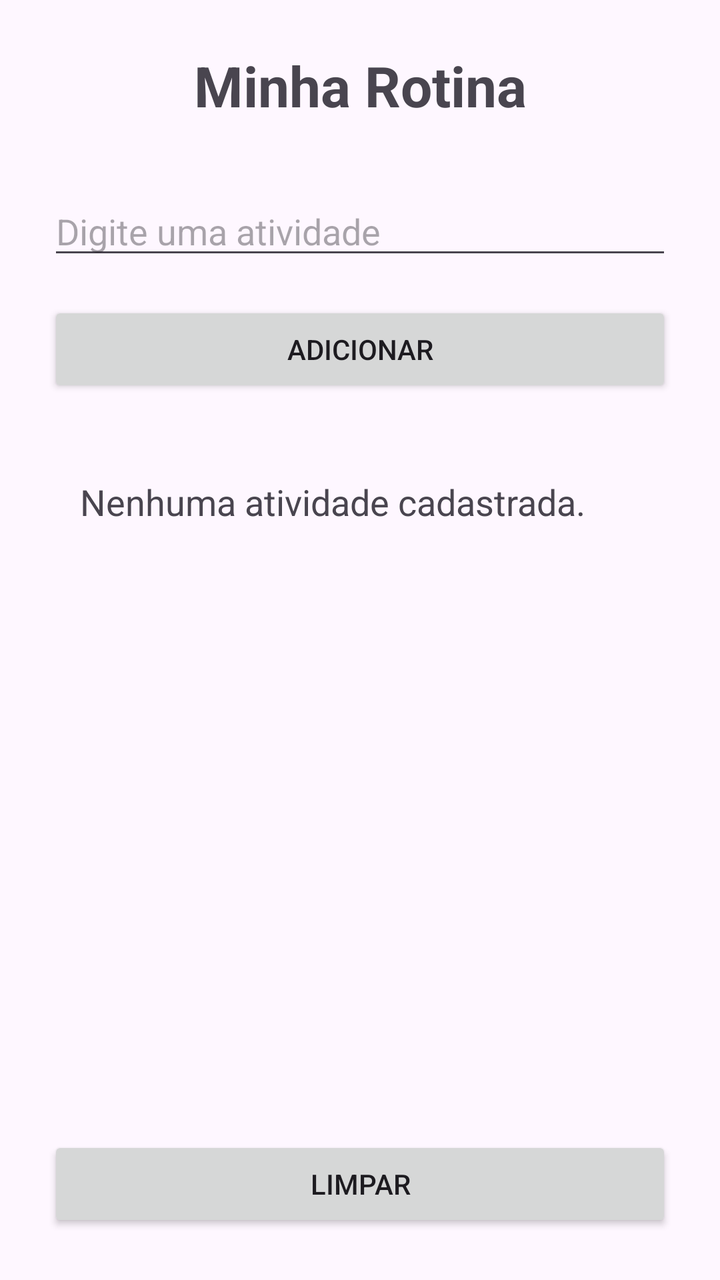
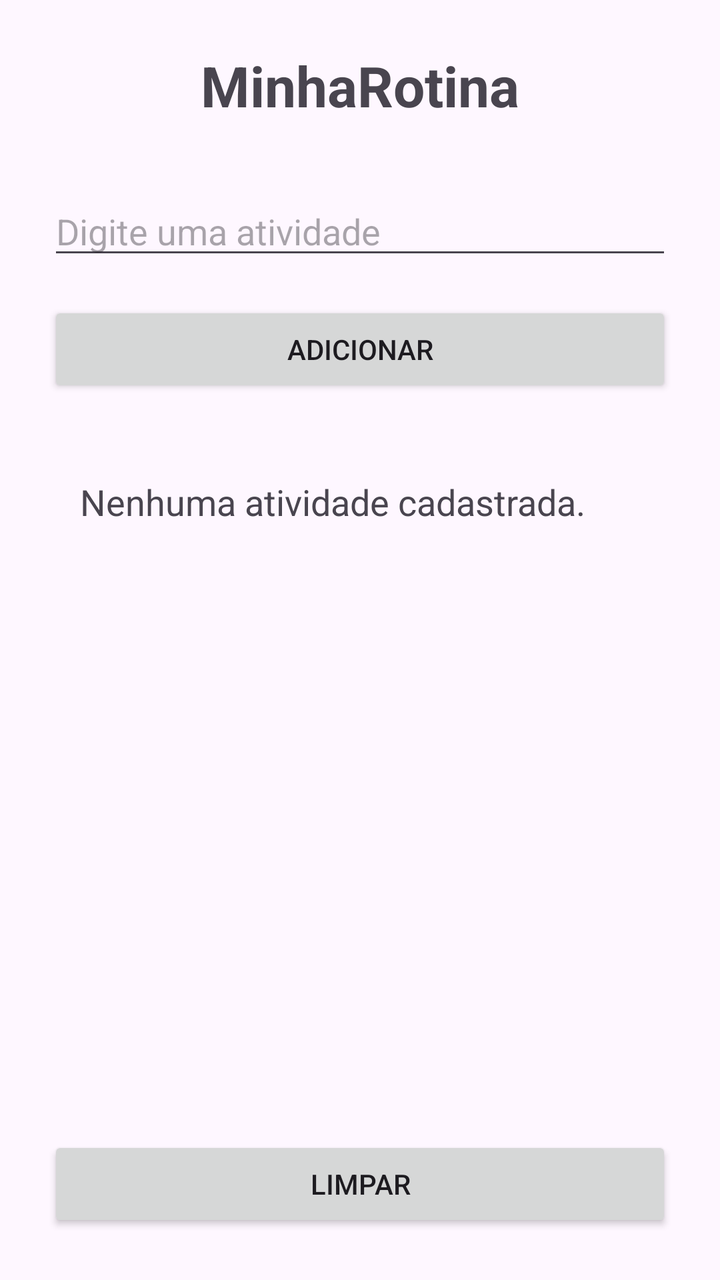

Screens rendered from an Android XML layout before and after an edit, with the pre-edit source and the edit as a unified diff.
<!-- AndroidManifest.xml: application theme Theme.MinhaRotina -->
<!-- res/layout/activity_main.xml -->
<?xml version="1.0" encoding="utf-8"?>
<androidx.constraintlayout.widget.ConstraintLayout
        xmlns:android="http://schemas.android.com/apk/res/android"
        xmlns:app="http://schemas.android.com/apk/res-auto"
        xmlns:tools="http://schemas.android.com/tools"
        android:layout_width="match_parent"
        android:layout_height="match_parent"
        android:padding="24dp"
        tools:context=".MainActivity">

    <TextView
            android:id="@+id/tvTitulo"
            android:layout_width="0dp"
            android:layout_height="wrap_content"
            android:text="Minha Rotina"
            android:textSize="28sp"
            android:textStyle="bold"
            android:gravity="center"
            app:layout_constraintTop_toTopOf="parent"
            app:layout_constraintStart_toStartOf="parent"
            app:layout_constraintEnd_toEndOf="parent" />

    <EditText
            android:id="@+id/edtAtividade"
            android:layout_width="0dp"
            android:layout_height="wrap_content"
            android:hint="Digite uma atividade"
            android:inputType="text"
            app:layout_constraintTop_toBottomOf="@+id/tvTitulo"
            app:layout_constraintStart_toStartOf="parent"
            app:layout_constraintEnd_toEndOf="parent"
            android:layout_marginTop="32dp" />

    <Button
            android:id="@+id/btnAdicionar"
            android:layout_width="0dp"
            android:layout_height="wrap_content"
            android:text="Adicionar"
            app:layout_constraintTop_toBottomOf="@+id/edtAtividade"
            app:layout_constraintStart_toStartOf="parent"
            app:layout_constraintEnd_toEndOf="parent"
            android:layout_marginTop="16dp" />

    <TextView
            android:id="@+id/tvAtividades"
            android:layout_width="0dp"
            android:layout_height="0dp"
            android:text="Nenhuma atividade cadastrada."
            android:textSize="18sp"
            android:padding="16dp"
            app:layout_constraintTop_toBottomOf="@+id/btnAdicionar"
            app:layout_constraintBottom_toTopOf="@+id/btnLimpar"
            app:layout_constraintStart_toStartOf="parent"
            app:layout_constraintEnd_toEndOf="parent"
            android:layout_marginTop="24dp"
            android:layout_marginBottom="24dp" />

    <Button
            android:id="@+id/btnLimpar"
            android:layout_width="0dp"
            android:layout_height="wrap_content"
            android:text="Limpar"
            app:layout_constraintBottom_toBottomOf="parent"
            app:layout_constraintStart_toStartOf="parent"
            app:layout_constraintEnd_toEndOf="parent" />

</androidx.constraintlayout.widget.ConstraintLayout>
<!-- resources referenced by this layout -->
<resources>
  <style name="Theme.MinhaRotina" parent="Base.Theme.MinhaRotina" />
  <style name="Base.Theme.MinhaRotina" parent="Theme.Material3.DayNight.NoActionBar">
          
          
      </style>
</resources>

<!-- the commit's change to res/layout/activity_main.xml (unified diff, before → after) -->
@@ -12,7 +12,7 @@
             android:id="@+id/tvTitulo"
             android:layout_width="0dp"
             android:layout_height="wrap_content"
-            android:text="Minha Rotina"
+            android:text="MinhaRotina"
             android:textSize="28sp"
             android:textStyle="bold"
             android:gravity="center"
@@ -64,4 +64,5 @@
             app:layout_constraintStart_toStartOf="parent"
             app:layout_constraintEnd_toEndOf="parent" />
 
+
 </androidx.constraintlayout.widget.ConstraintLayout>
